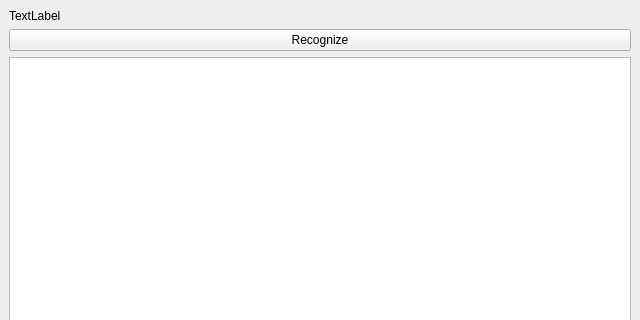
Before: the Qt Designer form mainwindow.ui in Honghe/draw_math_recognize, drawn with Qt 5; both pictures show x 0 to 640 and y 0 to 320 of the 640 by 480 pixel window.
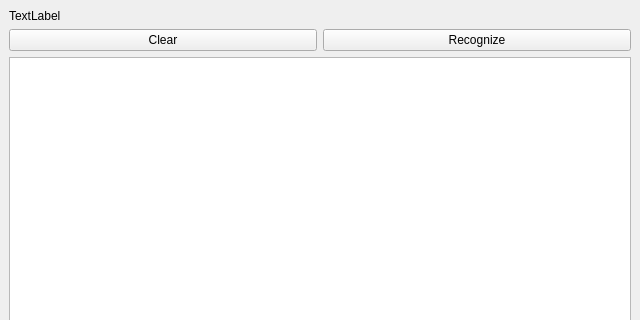
After: the same form once the commit is applied.

```diff
--- a/mainwindow.ui
+++ b/mainwindow.ui
@@ -23,11 +23,22 @@
      </widget>
     </item>
     <item>
-     <widget class="QPushButton" name="pushButton">
+     <layout class="QHBoxLayout" name="horizontalLayout">
+      <item>
+       <widget class="QPushButton" name="clearButton">
+        <property name="text">
+         <string>Clear</string>
+        </property>
+       </widget>
+      </item>
+      <item>
+       <widget class="QPushButton" name="recognizeButton">
       <property name="text">
        <string>Recognize</string>
       </property>
      </widget>
+      </item>
+     </layout>
     </item>
     <item>
      <widget class="QTextEdit" name="textEdit"/>
```
Lines whose indentation alone changed are shown as unchanged.
